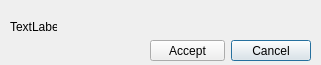
First picture: the form in client/src/forms/receptioncallwindow.ui, repository Clemon-R/Babel, before the edit.
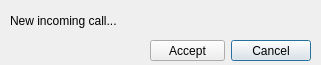
Second picture: the form after the edit.

Commit message: hide terminal on windows

What changed in the file:
```diff
--- a/client/src/forms/receptioncallwindow.ui
+++ b/client/src/forms/receptioncallwindow.ui
@@ -49,13 +49,13 @@
    <property name="geometry">
     <rect>
      <x>10</x>
-     <y>20</y>
-     <width>47</width>
-     <height>13</height>
+     <y>5</y>
+     <width>301</width>
+     <height>31</height>
     </rect>
    </property>
    <property name="text">
-    <string>TextLabel</string>
+    <string>New incoming call...</string>
    </property>
   </widget>
  </widget>
```
The commit also changes 5 other files.
